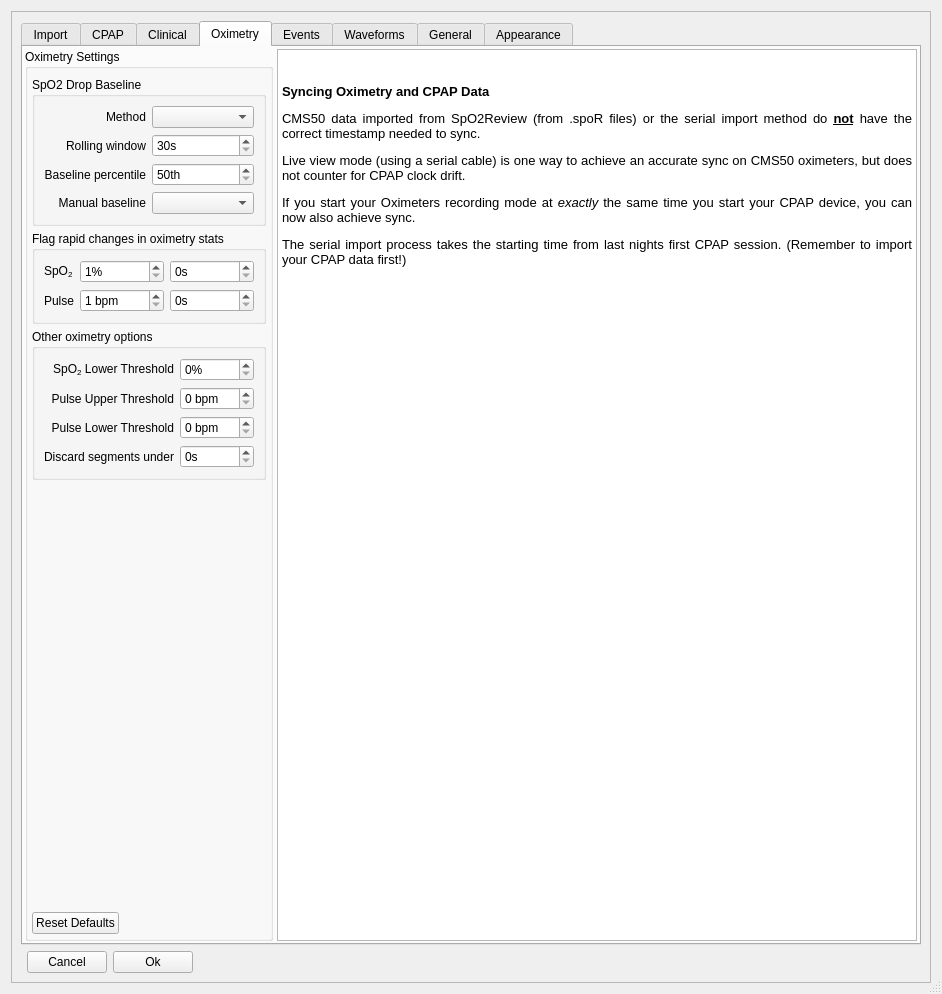
Before: the Qt Designer form oscar/preferencesdialog.ui in CrimsonNape-Red/OSCAR-SQL, drawn with Qt 5.
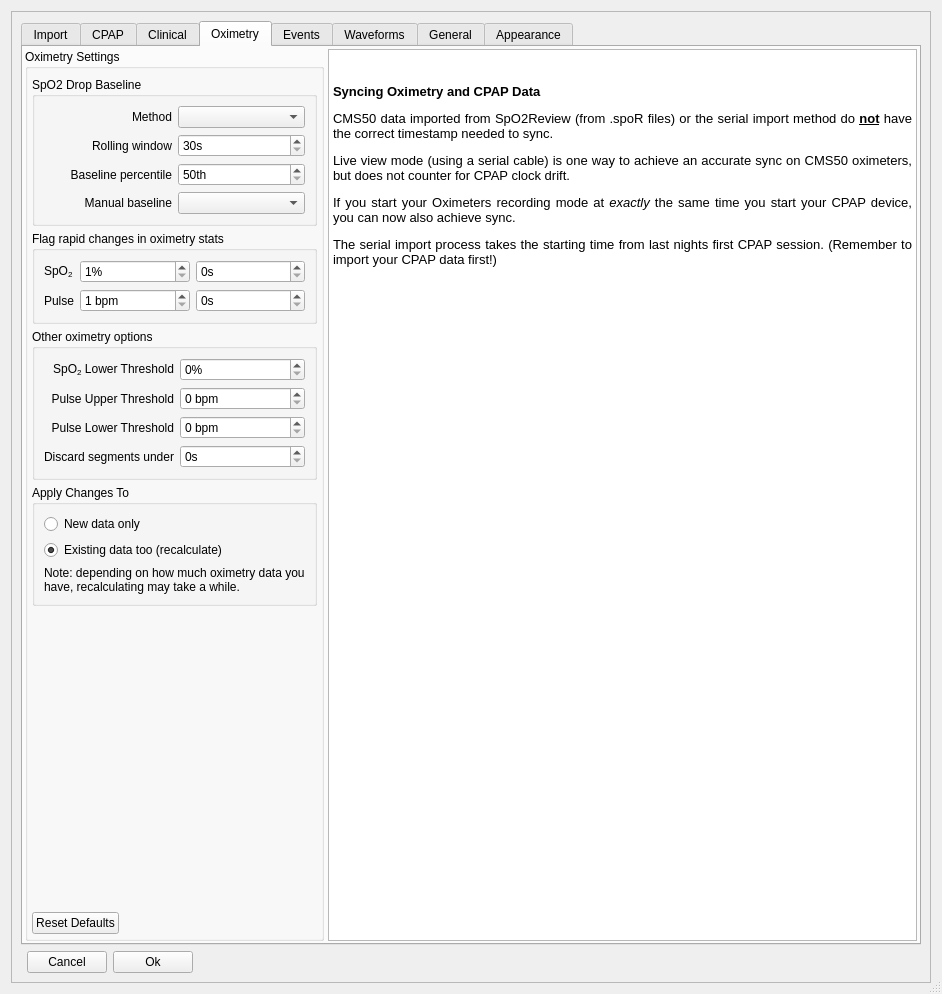
After: the same form once the commit is applied. Icons and pictures are not drawn.

Commit message:
Let oximetry setting changes apply to new data only or existing data too
Changing an SpO2 drop, pulse change or baseline setting forced a reindex of all data.
Preferences > Oximetry now has an "Apply Changes To" choice: new data only, or existing
data too, which recalculates just the oximetry flags instead of reindexing CPAP data.

Patch:
```diff
--- a/oscar/preferencesdialog.ui
+++ b/oscar/preferencesdialog.ui
@@ -2090,6 +2090,51 @@
                   </widget>
                  </item>
                  <item row="3" column="0" colspan="2">
+                  <widget class="QGroupBox" name="oxiApplyGroup">
+                   <property name="title">
+                    <string>Apply Changes To</string>
+                   </property>
+                   <property name="toolTip">
+                    <string>SpO2 drop and pulse change flags are calculated when data is imported and are saved with it. Choose whether changes to the settings above also recalculate the data you already have.</string>
+                   </property>
+                   <layout class="QVBoxLayout" name="verticalLayout_oxiApply">
+                    <item>
+                     <widget class="QRadioButton" name="oxiApplyNewOnly">
+                      <property name="text">
+                       <string>New data only</string>
+                      </property>
+                      <property name="toolTip">
+                       <string>Existing data keeps the flags it has. The new settings are used for data imported from now on.</string>
+                      </property>
+                     </widget>
+                    </item>
+                    <item>
+                     <widget class="QRadioButton" name="oxiApplyRecalculate">
+                      <property name="text">
+                       <string>Existing data too (recalculate)</string>
+                      </property>
+                      <property name="toolTip">
+                       <string>Recalculates the SpO2 drop and pulse change flags of all your existing oximetry data with the new settings.</string>
+                      </property>
+                      <property name="checked">
+                       <bool>true</bool>
+                      </property>
+                     </widget>
+                    </item>
+                    <item>
+                     <widget class="QLabel" name="oxiApplyNote">
+                      <property name="text">
+                       <string>Note: depending on how much oximetry data you have, recalculating may take a while.</string>
+                      </property>
+                      <property name="wordWrap">
+                       <bool>true</bool>
+                      </property>
+                     </widget>
+                    </item>
+                   </layout>
+                  </widget>
+                 </item>
+                 <item row="4" column="0" colspan="2">
                   <spacer name="verticalSpacer_6">
                    <property name="orientation">
                     <enum>Qt::Vertical</enum>
@@ -2102,7 +2147,7 @@
                    </property>
                   </spacer>
                  </item>
-                 <item row="4" column="0">
+                 <item row="5" column="0">
                   <widget class="QPushButton" name="resetOxiMetryDefaults">
                    <property name="sizePolicy">
                     <sizepolicy hsizetype="Fixed" vsizetype="Minimum">
```
The commit also changes 5 other files.
